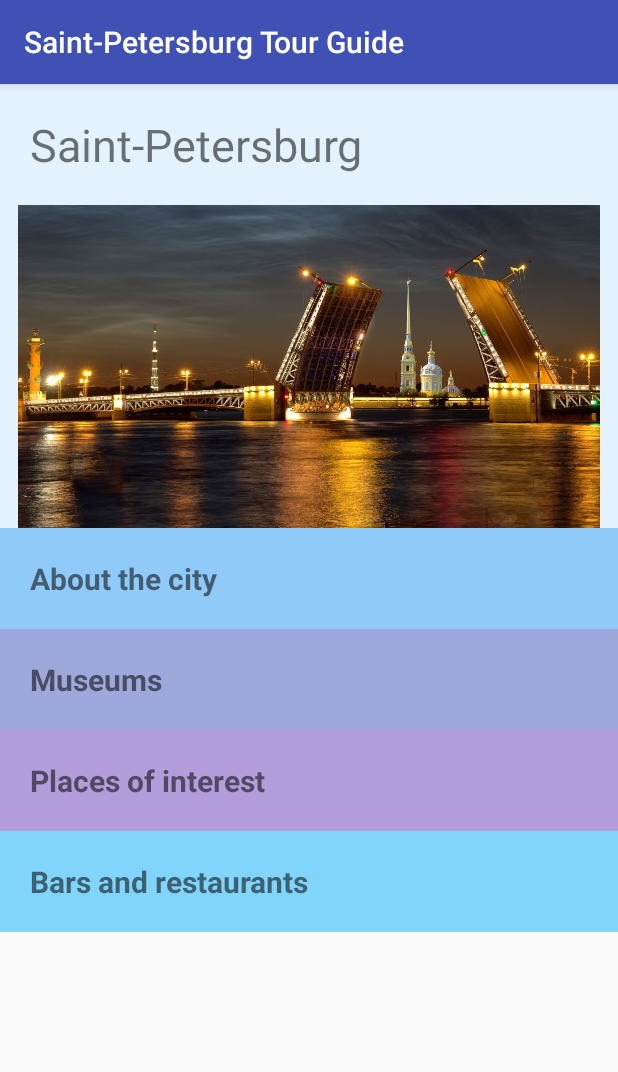
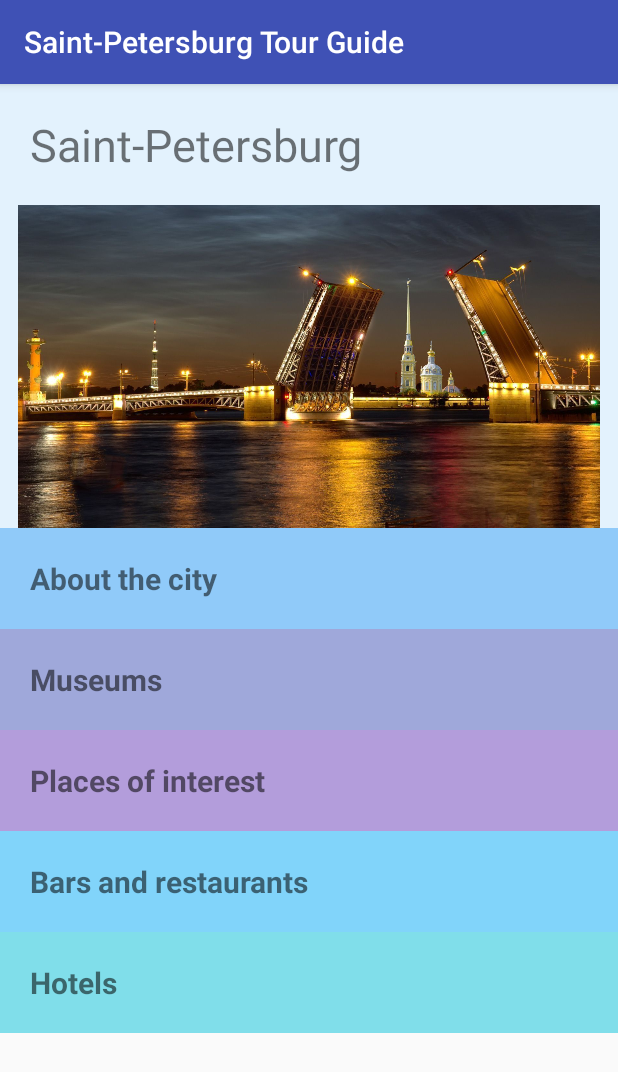
Before and after one commit to mariarusia/TourGuide_SaintPetersburg, an Android app: the screen it shows after launch (MainActivity), on a phone screen of 412 x 824 dp. Shown: the top 1072 px of the screen. Run offline under Robolectric (Android 15) with nearby library versions, the phone set to English and light mode, and no system bars.

Commit message:
added fourth class

```diff
--- a/app/src/main/AndroidManifest.xml
+++ b/app/src/main/AndroidManifest.xml
@@ -26,7 +26,10 @@
             android:label="@string/museums" />
         <activity
             android:name=".PlacesActivity"
-            android:label="@string/places_of_interest"></activity>
+            android:label="@string/places_of_interest" />
+        <activity
+            android:name=".HotelActivity"
+            android:label="@string/hotels"></activity>
     </application>
 
 </manifest>
--- a/app/src/main/java/com/example/android/tourguide_saintpetersburg/MainActivity.java
+++ b/app/src/main/java/com/example/android/tourguide_saintpetersburg/MainActivity.java
@@ -82,5 +82,17 @@ public class MainActivity extends AppCompatActivity {
             }
         });
 
+        //find restaurants View
+        TextView hotels = (TextView) findViewById(R.id.hotels);
+
+        // Set a click listener on that View
+        hotels.setOnClickListener(new View.OnClickListener() {
+            // The code in this method will be executed when the numbers View is clicked on.
+            @Override
+            public void onClick(View view) {
+                Intent hotelsIntent = new Intent(MainActivity.this, HotelActivity.class);
+                startActivity(hotelsIntent);
+            }
+        });
     }
 }
--- a/app/src/main/java/com/example/android/tourguide_saintpetersburg/MuseumsActivity.java
+++ b/app/src/main/java/com/example/android/tourguide_saintpetersburg/MuseumsActivity.java
@@ -26,7 +26,7 @@ public class MuseumsActivity extends AppCompatActivity {
 
         // Create a Place adapter, whose data source is a list of PlaceToVisit. The
         // adapter knows how to create list items for each item in the list.
-        PlaceAdapter adapter = new PlaceAdapter(this, places, R.color.colorMuseums, R.color.colorRestaurants_brighter);
+        PlaceAdapter adapter = new PlaceAdapter(this, places, R.color.colorMuseums, R.color.colorMuseums_brighter);
 
 
         // Find the {@link ListView} object in the view hierarchy of the {@link Activity}.
--- a/app/src/main/res/layout/activity_main.xml
+++ b/app/src/main/res/layout/activity_main.xml
@@ -79,5 +79,19 @@
                 android:background="?android:attr/selectableItemBackground"
                 android:text="@string/bars_and_restaurants" />
         </FrameLayout>
+
+        <FrameLayout
+            android:layout_width="match_parent"
+            android:layout_height="wrap_content"
+            android:background="@color/hotelColor">
+
+            <TextView
+                android:id="@+id/hotels"
+                style="@style/element_of_list_in_main_menue"
+                android:layout_width="match_parent"
+                android:layout_height="wrap_content"
+                android:background="?android:attr/selectableItemBackground"
+                android:text="@string/hotels" />
+        </FrameLayout>
     </LinearLayout>
 </ScrollView>
--- a/app/src/main/res/values/colors.xml
+++ b/app/src/main/res/values/colors.xml
@@ -11,5 +11,7 @@
     <color name="colorMuseums_brighter">#7986CB</color>
     <color name="colorAbout">#90CAF9</color>
     <color name="colorRestaurants">#81D4FA</color>
-    <color name="colorRestaurants_brighter"> #4FC3F7</color>
+    <color name="colorRestaurants_brighter">#4FC3F7</color>
+    <color name="hotelColor">#80DEEA</color>
+    <color name="hotelColor_brighter">#4DD0E1</color>
 </resources>
```
Also changed, not shown: app/src/main/res/values/strings.xml (+17 -0 lines), app/src/main/res/drawable/hotel_1.jpg (added), app/src/main/res/drawable/hotel_2.jpg (added).
